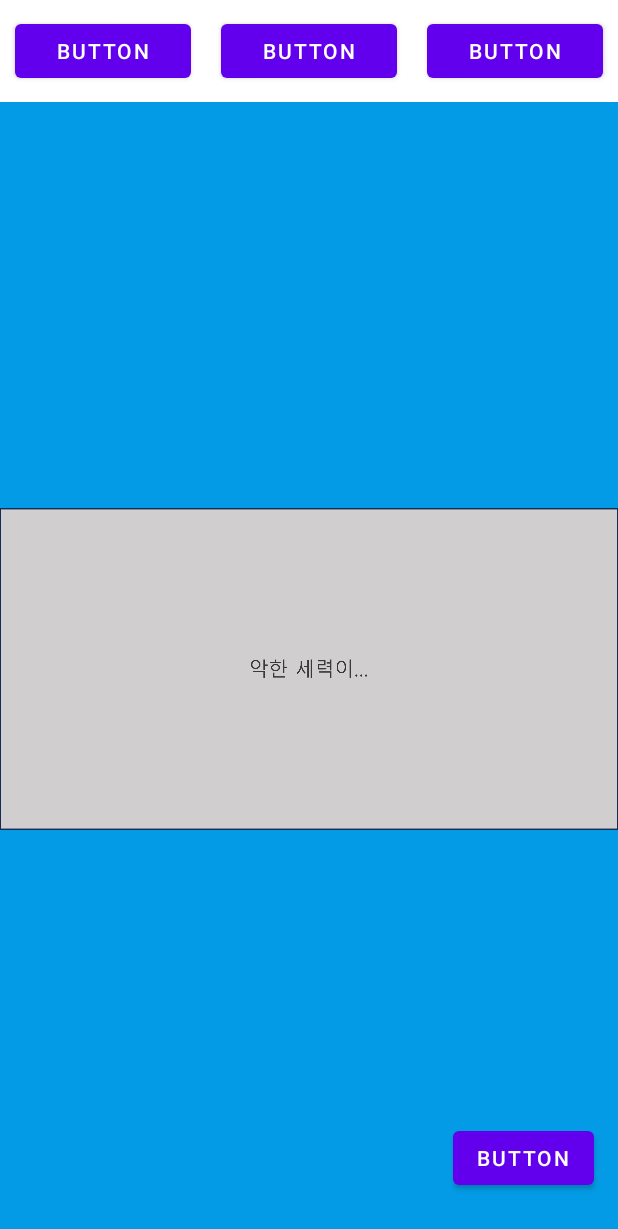
After one commit to hochany95/impteenSummer, an Android app: the InitFragment screen opened directly, with no data from a screen before it, on a phone screen of 412 x 824 dp. The commit adds this screen. Shown: the top 1229 px of the screen. Run offline under Robolectric (Android 15) with nearby library versions, the phone set to English and light mode, and no system bars.

Commit message:
first fragment and init activity

```diff
--- a/EscapeRoomApp/app/build.gradle
+++ b/EscapeRoomApp/app/build.gradle
@@ -26,6 +26,9 @@ android {
         sourceCompatibility JavaVersion.VERSION_1_8
         targetCompatibility JavaVersion.VERSION_1_8
     }
+    buildFeatures {
+        viewBinding = true
+    }
 }
 
 dependencies {
--- /dev/null
+++ b/EscapeRoomApp/app/src/main/java/com/impacteen/hochan/escaperoomapp/InitFragment.java
@@ -0,0 +1,36 @@
+package com.impacteen.hochan.escaperoomapp;
+
+import androidx.annotation.NonNull;
+import androidx.annotation.Nullable;
+import androidx.fragment.app.Fragment;
+
+import android.os.Bundle;
+import android.view.LayoutInflater;
+import android.view.View;
+import android.view.ViewGroup;
+import android.widget.Toast;
+
+import com.impacteen.hochan.escaperoomapp.databinding.FragmentInitBinding;
+
+public class InitFragment extends Fragment {
+
+    FragmentInitBinding binding;
+
+    @Nullable
+    @Override
+    public View onCreateView(@NonNull LayoutInflater inflater, @Nullable ViewGroup container, @Nullable Bundle savedInstanceState) {
+         binding = FragmentInitBinding.inflate(inflater, container, false);
+         binding.button4.setOnClickListener(view -> {
+             Toast.makeText(container.getContext(), "next script", Toast.LENGTH_SHORT).show();
+         });
+        return binding.getRoot();
+    }
+
+    @Override
+    public void onViewCreated(@NonNull View view, @Nullable Bundle savedInstanceState) {
+        super.onViewCreated(view, savedInstanceState);
+
+    }
+
+
+}
--- a/EscapeRoomApp/app/src/main/java/com/impacteen/hochan/escaperoomapp/MainActivity.java
+++ b/EscapeRoomApp/app/src/main/java/com/impacteen/hochan/escaperoomapp/MainActivity.java
@@ -1,14 +1,27 @@
 package com.impacteen.hochan.escaperoomapp;
 
 import androidx.appcompat.app.AppCompatActivity;
+import androidx.fragment.app.FragmentManager;
+import androidx.fragment.app.FragmentResultListener;
+import androidx.fragment.app.FragmentTransaction;
 
 import android.os.Bundle;
 
+import com.impacteen.hochan.escaperoomapp.databinding.FragmentInitBinding;
+
 public class MainActivity extends AppCompatActivity {
 
+
+    InitFragment initFragment;
     @Override
     protected void onCreate(Bundle savedInstanceState) {
         super.onCreate(savedInstanceState);
         setContentView(R.layout.activity_main);
+
+        initFragment = new InitFragment();
+        FragmentManager manager = getSupportFragmentManager();
+        FragmentTransaction ft = manager.beginTransaction();
+        ft.add(R.id.fragmentContainer, initFragment);
+        ft.commit();
     }
 }
--- a/EscapeRoomApp/app/src/main/res/layout/activity_main.xml
+++ b/EscapeRoomApp/app/src/main/res/layout/activity_main.xml
@@ -1,33 +1,48 @@
 <?xml version="1.0" encoding="utf-8"?>
-<androidx.constraintlayout.widget.ConstraintLayout xmlns:android="http://schemas.android.com/apk/res/android"
+<LinearLayout xmlns:android="http://schemas.android.com/apk/res/android"
     xmlns:app="http://schemas.android.com/apk/res-auto"
     xmlns:tools="http://schemas.android.com/tools"
     android:layout_width="match_parent"
-    android:layout_height="match_parent"
+    android:layout_height="wrap_content"
+    android:orientation="vertical"
     tools:context=".MainActivity">
 
-    <com.google.android.material.tabs.TabLayout
-        android:id="@+id/tablayout"
+
+    <LinearLayout
         android:layout_width="match_parent"
-        android:layout_height="wrap_content"
-        app:layout_constraintEnd_toEndOf="parent"
-        app:layout_constraintStart_toStartOf="parent"
-        app:layout_constraintTop_toTopOf="parent"
-        app:tabMode="scrollable">
-        <com.google.android.material.tabs.TabItem
+        android:layout_height="match_parent"
+        android:orientation="horizontal">
+
+        <Button
+            android:id="@+id/button"
             android:layout_width="wrap_content"
             android:layout_height="wrap_content"
-            android:text="tab1"/>
-        <com.google.android.material.tabs.TabItem
+            android:layout_weight="1"
+            android:layout_margin="10dp"
+            android:text="Button" />
+
+        <Button
+            android:id="@+id/button2"
             android:layout_width="wrap_content"
             android:layout_height="wrap_content"
-            android:text="tab2"/>
-        <com.google.android.material.tabs.TabItem
+            android:layout_weight="1"
+            android:layout_margin="10dp"
+            android:text="Button" />
+
+        <Button
+            android:id="@+id/button3"
             android:layout_width="wrap_content"
             android:layout_height="wrap_content"
-            android:text="tab3"/>
+            android:layout_weight="1"
+            android:layout_margin="10dp"
+            android:text="Button" />
+    </LinearLayout>
 
+    <FrameLayout
 
-    </com.google.android.material.tabs.TabLayout>
+        android:id="@+id/fragmentContainer"
+        android:layout_width="match_parent"
+        android:layout_height="match_parent">
 
-</androidx.constraintlayout.widget.ConstraintLayout>
+    </FrameLayout>
+</LinearLayout>
--- /dev/null
+++ b/EscapeRoomApp/app/src/main/res/layout/fragment_init.xml
@@ -0,0 +1,32 @@
+<?xml version="1.0" encoding="utf-8"?>
+<androidx.constraintlayout.widget.ConstraintLayout xmlns:android="http://schemas.android.com/apk/res/android"
+    xmlns:app="http://schemas.android.com/apk/res-auto"
+    xmlns:tools="http://schemas.android.com/tools"
+    android:layout_width="match_parent"
+    android:layout_height="match_parent"
+    android:background="?attr/fullscreenBackgroundColor"
+    android:theme="@style/ThemeOverlay.EscapeRoomApp.FullscreenContainer"
+    android:id="@+id/mainContainer"
+    tools:context=".InitFragment">
+
+
+    <ImageView
+        android:id="@+id/imageView"
+        android:layout_width="wrap_content"
+        android:layout_height="wrap_content"
+        android:src="@drawable/initscript"
+        app:layout_constraintEnd_toEndOf="parent"
+        app:layout_constraintHorizontal_bias="0.0"
+        app:layout_constraintStart_toStartOf="parent"
+        app:layout_constraintTop_toTopOf="parent" />
+
+    <Button
+        android:id="@+id/button4"
+        android:layout_width="wrap_content"
+        android:layout_height="wrap_content"
+        android:layout_marginEnd="16dp"
+        android:layout_marginBottom="28dp"
+        android:text="Button"
+        app:layout_constraintBottom_toBottomOf="parent"
+        app:layout_constraintEnd_toEndOf="parent" />
+</androidx.constraintlayout.widget.ConstraintLayout>
--- a/EscapeRoomApp/app/src/main/res/values-night/themes.xml
+++ b/EscapeRoomApp/app/src/main/res/values-night/themes.xml
@@ -13,4 +13,9 @@
         <item name="android:statusBarColor">?attr/colorPrimaryVariant</item>
         <!-- Customize your theme here. -->
     </style>
+
+    <style name="ThemeOverlay.EscapeRoomApp.FullscreenContainer" parent="">
+        <item name="fullscreenBackgroundColor">@color/light_blue_900</item>
+        <item name="fullscreenTextColor">@color/light_blue_A400</item>
+    </style>
 </resources>
--- /dev/null
+++ b/EscapeRoomApp/app/src/main/res/values/attrs.xml
@@ -0,0 +1,6 @@
+<resources>
+    <declare-styleable name="FullscreenAttrs">
+        <attr name="fullscreenBackgroundColor" format="color" />
+        <attr name="fullscreenTextColor" format="color" />
+    </declare-styleable>
+</resources>
--- a/EscapeRoomApp/app/src/main/res/values/colors.xml
+++ b/EscapeRoomApp/app/src/main/res/values/colors.xml
@@ -7,4 +7,9 @@
     <color name="teal_700">#FF018786</color>
     <color name="black">#FF000000</color>
     <color name="white">#FFFFFFFF</color>
+    <color name="light_blue_600">#FF039BE5</color>
+    <color name="light_blue_900">#FF01579B</color>
+    <color name="light_blue_A200">#FF40C4FF</color>
+    <color name="light_blue_A400">#FF00B0FF</color>
+    <color name="black_overlay">#66000000</color>
 </resources>
--- a/EscapeRoomApp/app/src/main/res/values/strings.xml
+++ b/EscapeRoomApp/app/src/main/res/values/strings.xml
@@ -1,3 +1,5 @@
 <resources>
     <string name="app_name">EscapeRoomApp</string>
+    <string name="dummy_button">Dummy Button</string>
+    <string name="dummy_content">DUMMY\nCONTENT</string>
 </resources>
--- a/EscapeRoomApp/app/src/main/res/values/themes.xml
+++ b/EscapeRoomApp/app/src/main/res/values/themes.xml
@@ -13,4 +13,9 @@
         <item name="android:statusBarColor">?attr/colorPrimaryVariant</item>
         <!-- Customize your theme here. -->
     </style>
+
+    <style name="ThemeOverlay.EscapeRoomApp.FullscreenContainer" parent="">
+        <item name="fullscreenBackgroundColor">@color/light_blue_600</item>
+        <item name="fullscreenTextColor">@color/light_blue_A200</item>
+    </style>
 </resources>
```
Also changed, not shown: EscapeRoomApp/app/src/main/AndroidManifest.xml (+9 -2 lines), EscapeRoomApp/app/src/main/java/com/impacteen/hochan/escaperoomapp/InitActivity.java (added, +14 -0 lines), EscapeRoomApp/app/src/main/res/layout/activity_init.xml (added, +9 -0 lines), EscapeRoomApp/app/src/main/res/values/styles.xml (added, +7 -0 lines), EscapeRoomApp/app/src/main/res/drawable/initscript.png (added).
